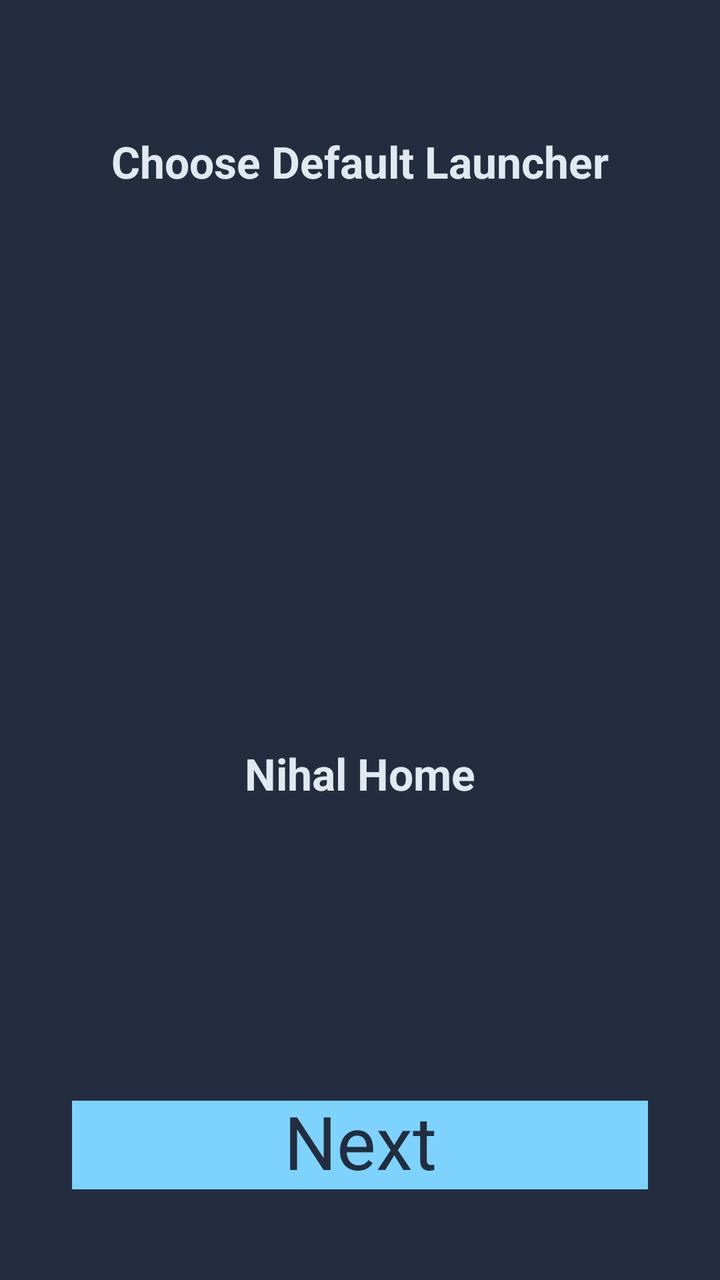
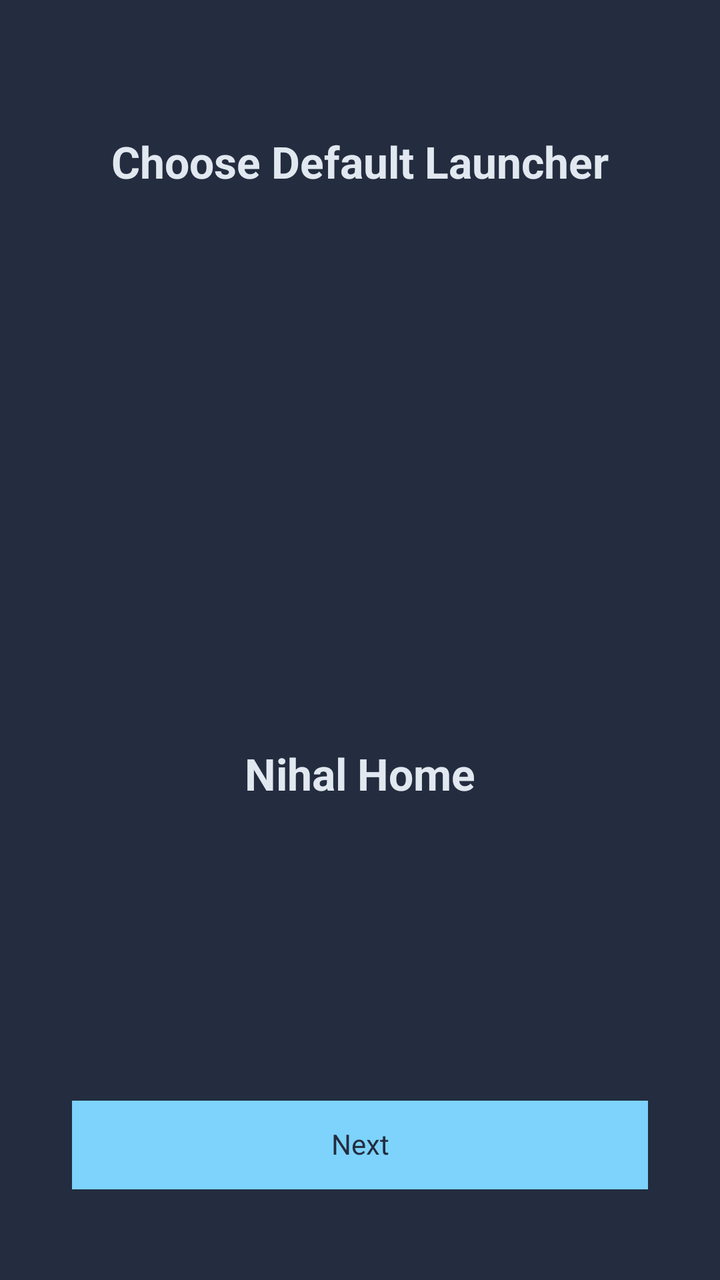

Screens rendered from an Android XML layout before and after an edit, with the pre-edit source and the edit as a unified diff.
<!-- AndroidManifest.xml: activity theme Theme.NihalHome -->
<!-- res/layout/activity_default_launcher.xml -->
<?xml version="1.0" encoding="utf-8"?>
<androidx.constraintlayout.widget.ConstraintLayout
    xmlns:android="http://schemas.android.com/apk/res/android"
    xmlns:app="http://schemas.android.com/apk/res-auto"
    android:layout_width="match_parent"
    android:layout_height="match_parent"
    android:background="@color/onboarding_background">

    
    <androidx.constraintlayout.widget.Guideline
        android:id="@+id/guideTitleTop"
        android:layout_width="wrap_content"
        android:layout_height="wrap_content"
        android:orientation="horizontal"
        app:layout_constraintGuide_percent="0.108" />

    <androidx.constraintlayout.widget.Guideline
        android:id="@+id/guideTitleBottom"
        android:layout_width="wrap_content"
        android:layout_height="wrap_content"
        android:orientation="horizontal"
        app:layout_constraintGuide_percent="0.148" />

    <androidx.constraintlayout.widget.Guideline
        android:id="@+id/guideIconTop"
        android:layout_width="wrap_content"
        android:layout_height="wrap_content"
        android:orientation="horizontal"
        app:layout_constraintGuide_percent="0.386" />

    <androidx.constraintlayout.widget.Guideline
        android:id="@+id/guideIconBottom"
        android:layout_width="wrap_content"
        android:layout_height="wrap_content"
        android:orientation="horizontal"
        app:layout_constraintGuide_percent="0.557" />

    <androidx.constraintlayout.widget.Guideline
        android:id="@+id/guideLabelTop"
        android:layout_width="wrap_content"
        android:layout_height="wrap_content"
        android:orientation="horizontal"
        app:layout_constraintGuide_percent="0.586" />

    <androidx.constraintlayout.widget.Guideline
        android:id="@+id/guideLabelBottom"
        android:layout_width="wrap_content"
        android:layout_height="wrap_content"
        android:orientation="horizontal"
        app:layout_constraintGuide_percent="0.626" />

    <androidx.constraintlayout.widget.Guideline
        android:id="@+id/guideButtonTop"
        android:layout_width="wrap_content"
        android:layout_height="wrap_content"
        android:orientation="horizontal"
        app:layout_constraintGuide_percent="0.860" />

    <androidx.constraintlayout.widget.Guideline
        android:id="@+id/guideButtonBottom"
        android:layout_width="wrap_content"
        android:layout_height="wrap_content"
        android:orientation="horizontal"
        app:layout_constraintGuide_percent="0.929" />

    
    <androidx.constraintlayout.widget.Guideline
        android:id="@+id/guideIconLeft"
        android:layout_width="wrap_content"
        android:layout_height="wrap_content"
        android:orientation="vertical"
        app:layout_constraintGuide_percent="0.325" />

    <androidx.constraintlayout.widget.Guideline
        android:id="@+id/guideIconRight"
        android:layout_width="wrap_content"
        android:layout_height="wrap_content"
        android:orientation="vertical"
        app:layout_constraintGuide_percent="0.675" />

    
    <androidx.constraintlayout.widget.Guideline
        android:id="@+id/guideLeft"
        android:layout_width="wrap_content"
        android:layout_height="wrap_content"
        android:orientation="vertical"
        app:layout_constraintGuide_percent="0.10" />

    <androidx.constraintlayout.widget.Guideline
        android:id="@+id/guideRight"
        android:layout_width="wrap_content"
        android:layout_height="wrap_content"
        android:orientation="vertical"
        app:layout_constraintGuide_percent="0.90" />

    
    <androidx.appcompat.widget.AppCompatTextView
        android:id="@+id/textChooseDefaultLauncher"
        android:layout_width="0dp"
        android:layout_height="0dp"
        android:text="@string/choose_default_launcher_title"
        android:textColor="@color/onboarding_heading"
        android:textStyle="bold"
        android:gravity="center"
        android:maxLines="1"
        android:includeFontPadding="false"
        android:ellipsize="none"
        app:autoSizeTextType="uniform"
        app:autoSizeMinTextSize="1sp"
        app:autoSizeMaxTextSize="200sp"
        app:autoSizeStepGranularity="1sp"
        app:layout_constraintStart_toStartOf="@id/guideLeft"
        app:layout_constraintEnd_toEndOf="@id/guideRight"
        app:layout_constraintTop_toTopOf="@id/guideTitleTop"
        app:layout_constraintBottom_toBottomOf="@id/guideTitleBottom" />

    
    <com.google.android.material.imageview.ShapeableImageView
        android:id="@+id/imageAppLogo"
        android:layout_width="0dp"
        android:layout_height="0dp"
        android:scaleType="centerCrop"
        android:src="@mipmap/ic_launcher"
        app:shapeAppearanceOverlay="@style/CircleImageOverlay"
        app:layout_constraintStart_toStartOf="@id/guideIconLeft"
        app:layout_constraintEnd_toEndOf="@id/guideIconRight"
        app:layout_constraintTop_toTopOf="@id/guideIconTop"
        app:layout_constraintBottom_toBottomOf="@id/guideIconBottom" />

    
    <androidx.appcompat.widget.AppCompatTextView
        android:id="@+id/textAppName"
        android:layout_width="0dp"
        android:layout_height="0dp"
        android:text="@string/app_name"
        android:textColor="@color/onboarding_heading"
        android:textStyle="bold"
        android:gravity="center"
        android:maxLines="1"
        android:includeFontPadding="false"
        android:ellipsize="none"
        app:autoSizeTextType="uniform"
        app:autoSizeMinTextSize="1sp"
        app:autoSizeMaxTextSize="200sp"
        app:autoSizeStepGranularity="1sp"
        app:layout_constraintStart_toStartOf="@id/guideLeft"
        app:layout_constraintEnd_toEndOf="@id/guideRight"
        app:layout_constraintTop_toTopOf="@id/guideLabelTop"
        app:layout_constraintBottom_toBottomOf="@id/guideLabelBottom" />

    
    <androidx.appcompat.widget.AppCompatButton
        android:id="@+id/buttonContinue"
        android:layout_width="0dp"
        android:layout_height="0dp"
        android:minWidth="0dp"
        android:minHeight="0dp"
        android:paddingVertical="0dp"
        android:background="@color/onboarding_accent"
        android:text="@string/action_continue"
        android:textColor="@color/onboarding_button_text"
        android:textAllCaps="false"
        android:gravity="center"
        android:maxLines="1"
        android:includeFontPadding="false"
        android:ellipsize="none"
        android:elevation="0dp"
        app:autoSizeTextType="uniform"
        app:autoSizeMinTextSize="1sp"
        app:autoSizeMaxTextSize="200sp"
        app:autoSizeStepGranularity="1sp"
        app:layout_constraintStart_toStartOf="@id/guideLeft"
        app:layout_constraintEnd_toEndOf="@id/guideRight"
        app:layout_constraintTop_toTopOf="@id/guideButtonTop"
        app:layout_constraintBottom_toBottomOf="@id/guideButtonBottom" />

</androidx.constraintlayout.widget.ConstraintLayout>
<!-- resources referenced by this layout -->
<resources>
  <color name="onboarding_accent">#7DD3FC</color>
  <color name="onboarding_background">#232D3F</color>
  <color name="onboarding_button_text">#232D3F</color>
  <color name="onboarding_heading">#E2E8F0</color>
  <!-- mipmap ic_launcher (mipmap-anydpi-v26) -->
  <?xml version="1.0" encoding="utf-8"?>
  <adaptive-icon xmlns:android="http://schemas.android.com/apk/res/android">
      <background android:drawable="@drawable/ic_launcher_background"/>
      <foreground android:drawable="@drawable/ic_launcher_foreground"/>
  </adaptive-icon>
  <string name="action_continue">Next</string>
  <string name="app_name">Nihal Home</string>
  <string name="choose_default_launcher_title">Choose Default Launcher</string>
  <style name="CircleImageOverlay">
          <item name="cornerFamily">rounded</item>
          <item name="cornerSize">50%</item>
      </style>
  <style name="Theme.NihalHome" parent="android:Theme.Material.Light.NoActionBar">
          <item name="android:windowBackground">@android:color/white</item>
          <item name="android:statusBarColor">@android:color/white</item>
          <item name="android:navigationBarColor">@android:color/white</item>
          <item name="android:windowLightStatusBar">true</item>
      </style>
  <!-- drawable ic_launcher_background: png bitmap (drawable, 8505 bytes) -->
  <!-- drawable ic_launcher_foreground: png bitmap (drawable, 4767 bytes) -->
</resources>

<!-- the commit's change to res/layout/activity_default_launcher.xml (unified diff, before → after) -->
@@ -165,10 +165,6 @@
         android:includeFontPadding="false"
         android:ellipsize="none"
         android:elevation="0dp"
-        app:autoSizeTextType="uniform"
-        app:autoSizeMinTextSize="1sp"
-        app:autoSizeMaxTextSize="200sp"
-        app:autoSizeStepGranularity="1sp"
         app:layout_constraintStart_toStartOf="@id/guideLeft"
         app:layout_constraintEnd_toEndOf="@id/guideRight"
         app:layout_constraintTop_toTopOf="@id/guideButtonTop"
